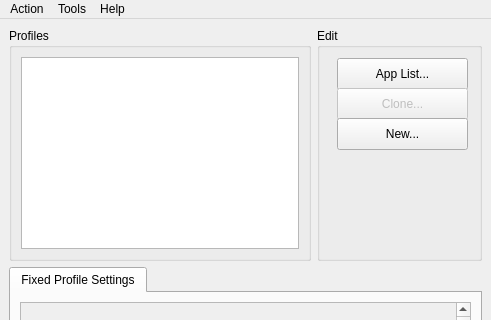
Above: vkconfig/mainwindow.ui from LunarG/VulkanTools before the change; both pictures show x 0 to 491 and y 0 to 320 of the 491 by 585 pixel window. Below: the same form after it.
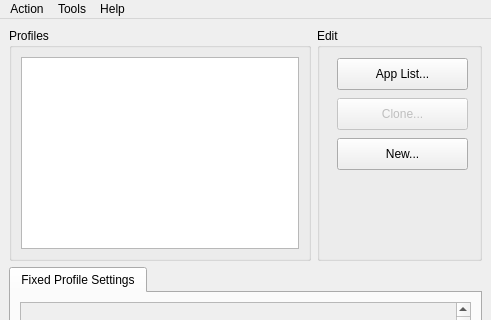
That is the form after the change. Icons and pictures are not drawn.

Commit message: Use of Windows Registry on Windows side

What changed in the file:
```diff
--- a/vkconfig/mainwindow.ui
+++ b/vkconfig/mainwindow.ui
@@ -92,7 +92,7 @@
        <property name="geometry">
         <rect>
          <x>20</x>
-         <y>60</y>
+         <y>70</y>
          <width>131</width>
          <height>32</height>
         </rect>
@@ -105,7 +105,7 @@
        <property name="geometry">
         <rect>
          <x>20</x>
-         <y>90</y>
+         <y>110</y>
          <width>131</width>
          <height>32</height>
         </rect>
```
Left out of the diff: 6 changed lines with no effect on the pictures. The commit also changes 4 other files.
